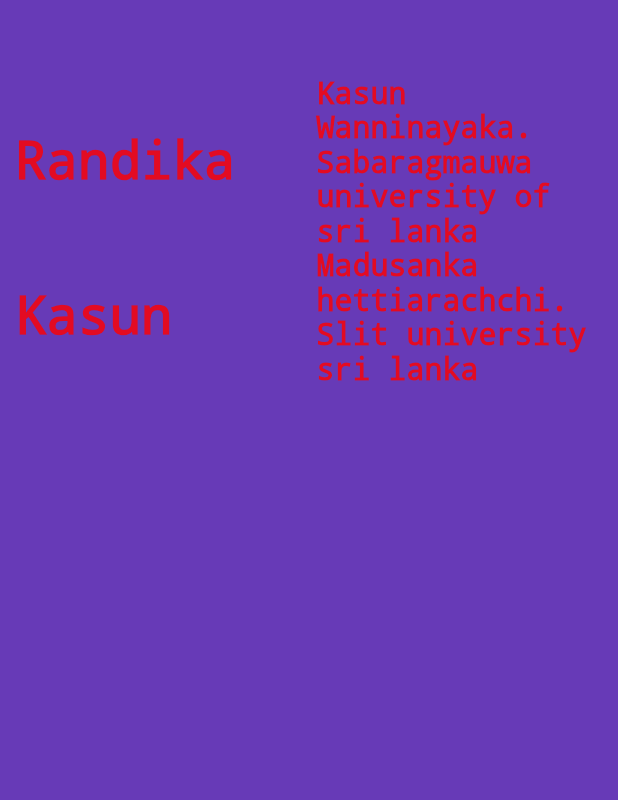
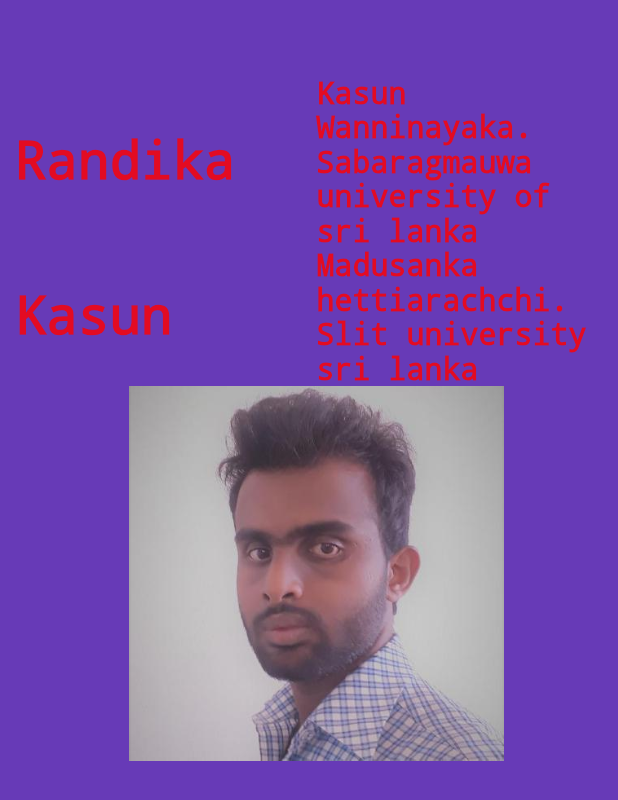
Before and after one commit to randikawann/BasicFlutter, a Flutter app: the screen it shows after launch, on a phone screen of 412 x 824 dp. Shown: the top 800 px of the screen. Run offline on Flutter 3.47's test engine with Material 2 defaults, Android fonts, the phone set to English and light mode, and no system bars.

Commit message:
added image

```diff
--- a/lib/app_screens/home.dart
+++ b/lib/app_screens/home.dart
@@ -57,8 +57,21 @@ class Home extends StatelessWidget {
                   ),
                 )
               ],
-            )
+            ),
+            FlightImageAssert()
           ],
         ));
   }
 }
+
+class FlightImageAssert extends StatelessWidget{
+  @override
+  Widget build(BuildContext context) {
+    // TODO: implement build
+    AssetImage assetImage = AssetImage("images/29189619.jpeg");
+    Image image = Image(image: assetImage, width: 250.0, height: 250.0,);
+    return Container(
+      child: image,
+    );
+  }
+}
--- a/pubspec.yaml
+++ b/pubspec.yaml
@@ -41,8 +41,8 @@ flutter:
   uses-material-design: true
 
   # To add assets to your application, add an assets section, like this:
-  # assets:
-  #  - images/a_dot_burr.jpeg
+  assets:
+    - images/29189619.jpeg
   #  - images/a_dot_ham.jpeg
 
   # An image asset can refer to one or more resolution-specific "variants", see
```
Also changed, not shown: images/29189619.jpeg (added).
